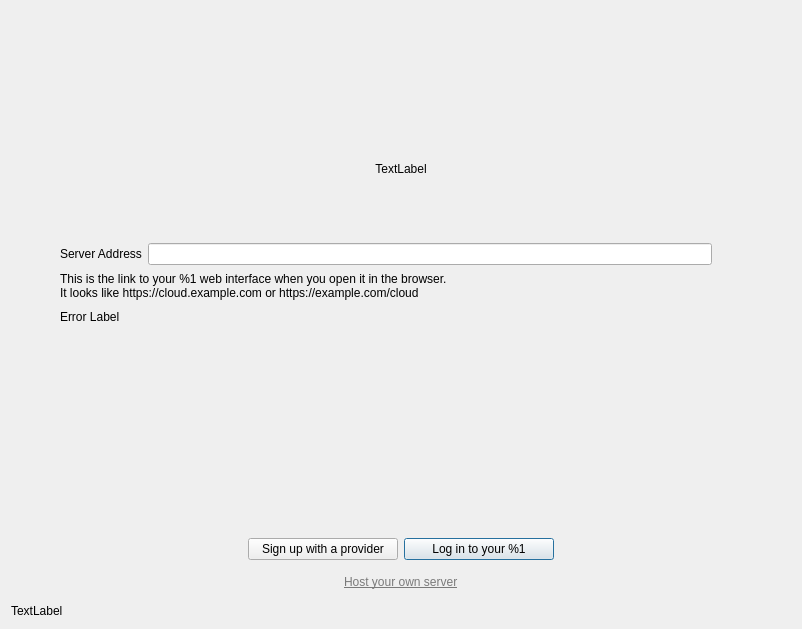
Qt form src/gui/wizard/owncloudsetupnocredspage.ui (nextcloud/desktop) before a commit.
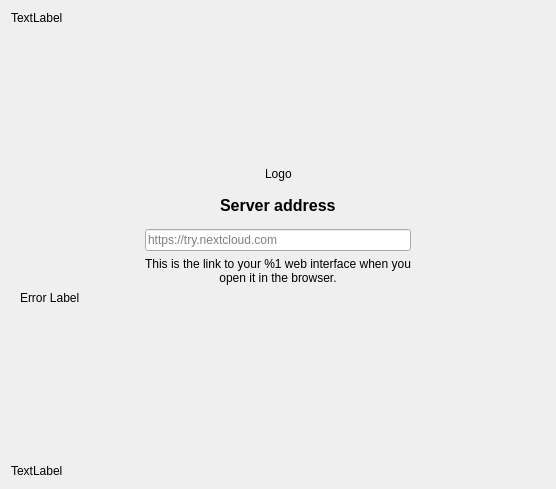
The same form after that commit. Custom widgets are drawn as their Qt base class.

What changed in the file:
```diff
--- a/src/gui/wizard/owncloudsetupnocredspage.ui
+++ b/src/gui/wizard/owncloudsetupnocredspage.ui
@@ -6,12 +6,12 @@
    <rect>
     <x>0</x>
     <y>0</y>
-    <width>802</width>
-    <height>629</height>
+    <width>556</width>
+    <height>489</height>
    </rect>
   </property>
   <property name="sizePolicy">
-   <sizepolicy hsizetype="Preferred" vsizetype="Maximum">
+   <sizepolicy hsizetype="Preferred" vsizetype="Preferred">
     <horstretch>0</horstretch>
     <verstretch>0</verstretch>
    </sizepolicy>
@@ -26,103 +26,85 @@
    <string notr="true"/>
   </property>
   <layout class="QVBoxLayout" name="verticalLayout_2">
-   <item>
-    <spacer name="verticalSpacer_5">
-     <property name="orientation">
-      <enum>Qt::Vertical</enum>
-     </property>
-     <property name="sizeType">
-      <enum>QSizePolicy::MinimumExpanding</enum>
-     </property>
-     <property name="sizeHint" stdset="0">
-      <size>
-       <width>20</width>
-       <height>20</height>
-      </size>
-     </property>
-    </spacer>
-   </item>
    <item>
     <widget class="QLabel" name="topLabel">
-     <property name="sizePolicy">
-      <sizepolicy hsizetype="Preferred" vsizetype="Fixed">
-       <horstretch>0</horstretch>
-       <verstretch>0</verstretch>
-      </sizepolicy>
-     </property>
      <property name="text">
-      <string notr="true">TextLabel</string>
-     </property>
-     <property name="textFormat">
-      <enum>Qt::RichText</enum>
-     </property>
-     <property name="alignment">
-      <set>Qt::AlignCenter</set>
-     </property>
-     <property name="wordWrap">
-      <bool>true</bool>
+      <string>TextLabel</string>
      </property>
     </widget>
    </item>
    <item>
-    <layout class="QHBoxLayout" name="horizontalLayout_9">
+    <spacer name="verticalSpacer">
+     <property name="orientation">
+      <enum>Qt::Vertical</enum>
+     </property>
+     <property name="sizeType">
+      <enum>QSizePolicy::Expanding</enum>
+     </property>
+     <property name="sizeHint" stdset="0">
+      <size>
+       <width>20</width>
+       <height>80</height>
+      </size>
+     </property>
+    </spacer>
+   </item>
+   <item>
+    <layout class="QHBoxLayout" name="horizontalLayout_4">
+     <property name="topMargin">
+      <number>0</number>
+     </property>
      <item>
-      <widget class="QPushButton" name="prevButton">
-       <property name="minimumSize">
+      <spacer name="horizontalSpacer_3">
+       <property name="orientation">
+        <enum>Qt::Horizontal</enum>
+       </property>
+       <property name="sizeHint" stdset="0">
         <size>
-         <width>40</width>
+         <width>0</width>
          <height>0</height>
         </size>
        </property>
-       <property name="maximumSize">
-        <size>
-         <width>40</width>
-         <height>16777215</height>
-        </size>
-       </property>
-       <property name="text">
-        <string/>
-       </property>
-       <property name="flat">
-        <bool>true</bool>
-       </property>
-      </widget>
+      </spacer>
      </item>
      <item>
-      <widget class="OCC::SlideShow" name="slideShow" native="true">
-       <property name="font">
-        <font>
-         <pointsize>12</pointsize>
-         <weight>75</weight>
-         <bold>true</bold>
-        </font>
+      <widget class="QLabel" name="logoLabel">
+       <property name="text">
+        <string>Logo</string>
        </property>
       </widget>
      </item>
      <item>
-      <widget class="QPushButton" name="nextButton">
-       <property name="minimumSize">
+      <spacer name="horizontalSpacer_4">
+       <property name="orientation">
+        <enum>Qt::Horizontal</enum>
+       </property>
+       <property name="sizeHint" stdset="0">
         <size>
-         <width>40</width>
+         <width>0</width>
          <height>0</height>
         </size>
        </property>
-       <property name="maximumSize">
-        <size>
-         <width>40</width>
-         <height>16777215</height>
-        </size>
-       </property>
-       <property name="text">
-        <string/>
-       </property>
-       <property name="flat">
-        <bool>true</bool>
-       </property>
-      </widget>
+      </spacer>
      </item>
     </layout>
    </item>
+   <item>
+    <spacer name="verticalSpacer_5">
+     <property name="orientation">
+      <enum>Qt::Vertical</enum>
+     </property>
+     <property name="sizeType">
+      <enum>QSizePolicy::Minimum</enum>
+     </property>
+     <property name="sizeHint" stdset="0">
+      <size>
+       <width>0</width>
+       <height>0</height>
+      </size>
+     </property>
+    </spacer>
+   </item>
    <item>
     <widget class="QWidget" name="login" native="true">
      <property name="sizePolicy">
@@ -143,38 +125,28 @@
      <layout class="QHBoxLayout" name="horizontalLayout_2">
       <item>
        <layout class="QHBoxLayout" name="serverBox">
+        <property name="spacing">
+         <number>0</number>
+        </property>
         <property name="sizeConstraint">
          <enum>QLayout::SetDefaultConstraint</enum>
         </property>
-        <item>
-         <spacer name="horizontalSpacer">
-          <property name="orientation">
-           <enum>Qt::Horizontal</enum>
-          </property>
-          <property name="sizeType">
-           <enum>QSizePolicy::Preferred</enum>
-          </property>
-          <property name="sizeHint" stdset="0">
-           <size>
-            <width>40</width>
-            <height>0</height>
-           </size>
-          </property>
-         </spacer>
-        </item>
         <item>
          <layout class="QVBoxLayout" name="verticalLayout">
+          <property name="spacing">
+           <number>6</number>
+          </property>
           <item>
            <spacer name="verticalSpacer_2">
             <property name="orientation">
              <enum>Qt::Vertical</enum>
             </property>
             <property name="sizeType">
-             <enum>QSizePolicy::MinimumExpanding</enum>
+             <enum>QSizePolicy::Minimum</enum>
             </property>
             <property name="sizeHint" stdset="0">
              <size>
-              <width>20</width>
+              <width>0</width>
               <height>0</height>
              </size>
             </property>
@@ -182,16 +154,33 @@
           </item>
           <item>
            <layout class="QHBoxLayout" name="horizontalLayout">
+            <property name="topMargin">
+             <number>0</number>
+            </property>
             <item>
-             <widget class="QLabel" name="label_2">
-              <property name="sizePolicy">
-               <sizepolicy hsizetype="Preferred" vsizetype="Ignored">
-                <horstretch>0</horstretch>
-                <verstretch>0</verstretch>
-               </sizepolicy>
+             <spacer name="horizontalSpacer_7">
+              <property name="orientation">
+               <enum>Qt::Horizontal</enum>
+              </property>
+              <property name="sizeHint" stdset="0">
+               <size>
+                <width>0</width>
+                <height>0</height>
+               </size>
+              </property>
+             </spacer>
+            </item>
+            <item>
+             <widget class="QLabel" name="serverAddressLabel">
+              <property name="font">
+               <font>
+                <pointsize>12</pointsize>
+                <weight>75</weight>
+                <bold>true</bold>
+               </font>
               </property>
               <property name="text">
-               <string>Server Address</string>
+               <string>Server address</string>
               </property>
               <property name="buddy">
                <cstring>leUrl</cstring>
@@ -199,56 +188,107 @@
              </widget>
             </item>
             <item>
-             <widget class="OCC::PostfixLineEdit" name="leUrl">
-              <property name="sizePolicy">
-               <sizepolicy hsizetype="Expanding" vsizetype="Fixed">
-                <horstretch>0</horstretch>
-                <verstretch>0</verstretch>
-               </sizepolicy>
+             <spacer name="horizontalSpacer_8">
+              <property name="orientation">
+               <enum>Qt::Horizontal</enum>
               </property>
-              <property name="placeholderText">
-               <string notr="true"/>
+              <property name="sizeHint" stdset="0">
+               <size>
+                <width>0</width>
+                <height>0</height>
+               </size>
               </property>
-             </widget>
+             </spacer>
             </item>
+           </layout>
+          </item>
+          <item>
+           <layout class="QHBoxLayout" name="horizontalLayout_5">
+            <property name="topMargin">
+             <number>0</number>
+            </property>
             <item>
-             <layout class="QHBoxLayout" name="resultLayout">
-              <property name="spacing">
+             <spacer name="horizontalSpacer_2">
+              <property name="orientation">
+               <enum>Qt::Horizontal</enum>
+              </property>
+              <property name="sizeType">
+               <enum>QSizePolicy::Expanding</enum>
+              </property>
+              <property name="sizeHint" stdset="0">
+               <size>
+                <width>80</width>
+                <height>0</height>
+               </size>
+              </property>
+             </spacer>
+            </item>
+            <item>
+             <layout class="QVBoxLayout" name="verticalLayout_5">
+              <property name="topMargin">
+               <number>8</number>
+              </property>
+              <property name="rightMargin">
                <number>0</number>
               </property>
+              <item>
+               <widget class="OCC::PostfixLineEdit" name="leUrl">
+                <property name="sizePolicy">
+                 <sizepolicy hsizetype="Minimum" vsizetype="Fixed">
+                  <horstretch>0</horstretch>
+                  <verstretch>0</verstretch>
+                 </sizepolicy>
+                </property>
+                <property name="minimumSize">
+                 <size>
+                  <width>200</width>
+                  <height>0</height>
+                 </size>
+                </property>
+                <property name="placeholderText">
+                 <string notr="true">https://try.nextcloud.com</string>
+                </property>
+               </widget>
+              </item>
+              <item>
+               <widget class="QLabel" name="serverAddressDescriptionLabel">
+                <property name="sizePolicy">
+                 <sizepolicy hsizetype="Preferred" vsizetype="Preferred">
+                  <horstretch>0</horstretch>
+                  <verstretch>0</verstretch>
+                 </sizepolicy>
+                </property>
+                <property name="text">
+                 <string>This is the link to your %1 web interface when you open it in the browser.</string>
+                </property>
+                <property name="alignment">
+                 <set>Qt::AlignCenter</set>
+                </property>
+                <property name="wordWrap">
+                 <bool>true</bool>
+                </property>
+               </widget>
+              </item>
              </layout>
             </item>
             <item>
-             <widget class="QLabel" name="urlLabel">
-              <property name="sizePolicy">
-               <sizepolicy hsizetype="Fixed" vsizetype="Fixed">
-                <horstretch>0</horstretch>
-                <verstretch>0</verstretch>
-               </sizepolicy>
+             <spacer name="horizontalSpacer">
+              <property name="orientation">
+               <enum>Qt::Horizontal</enum>
               </property>
-              <property name="minimumSize">
+              <property name="sizeType">
+               <enum>QSizePolicy::Expanding</enum>
+              </property>
+              <property name="sizeHint" stdset="0">
                <size>
-                <width>24</width>
-                <height>24</height>
+                <width>80</width>
+                <height>0</height>
                </size>
               </property>
-              <property name="text">
-               <string/>
-              </property>
-             </widget>
+             </spacer>
             </item>
            </layout>
           </item>
-          <item>
-           <widget class="QLabel" name="addressDescriptionLabel">
-            <property name="text">
-             <string>This is the link to your %1 web interface when you open it in the browser.&lt;br/&gt;It looks like https://cloud.example.com or https://example.com/cloud</string>
-            </property>
-            <property name="wordWrap">
-             <bool>true</bool>
-            </property>
-           </widget>
-          </item>
           <item>
            <widget class="QLabel" name="errorLabel">
             <property name="sizePolicy">
@@ -278,7 +318,7 @@
             </property>
             <property name="sizeHint" stdset="0">
              <size>
-              <width>20</width>
+              <width>0</width>
               <height>0</height>
              </size>
             </property>
@@ -286,22 +326,6 @@
           </item>
          </layout>
         </item>
-        <item>
-         <spacer name="horizontalSpacer_2">
-          <property name="orientation">
-           <enum>Qt::Horizontal</enum>
-          </property>
-          <property name="sizeType">
-           <enum>QSizePolicy::Preferred</enum>
-          </property>
-          <property name="sizeHint" stdset="0">
-           <size>
-            <width>40</width>
-            <height>0</height>
-           </size>
-          </property>
-         </spacer>
-        </item>
        </layout>
       </item>
      </layout>
@@ -317,163 +341,26 @@
      </property>
      <property name="sizeHint" stdset="0">
       <size>
-       <width>20</width>
-       <height>20</height>
+       <width>0</width>
+       <height>0</height>
       </size>
      </property>
     </spacer>
    </item>
    <item>
-    <layout class="QHBoxLayout" name="buttons" stretch="0,0,0,0">
-     <property name="spacing">
-      <number>6</number>
+    <widget class="QLabel" name="bottomLabel">
+     <property name="text">
+      <string>TextLabel</string>
      </property>
-     <property name="topMargin">
-      <number>20</number>
-     </property>
-     <item>
-      <spacer name="horizontalSpacer_3">
-       <property name="orientation">
-        <enum>Qt::Horizontal</enum>
-       </property>
-       <property name="sizeHint" stdset="0">
-        <size>
-         <width>40</width>
-         <height>20</height>
-        </size>
-       </property>
-      </spacer>
-     </item>
-     <item>
-      <widget class="QPushButton" name="createAccountButton">
-       <property name="minimumSize">
-        <size>
-         <width>150</width>
-         <height>0</height>
-        </size>
-       </property>
-       <property name="autoFillBackground">
-        <bool>false</bool>
-       </property>
-       <property name="text">
-        <string>Sign up with a provider</string>
-       </property>
-       <property name="default">
-        <bool>false</bool>
-       </property>
-      </widget>
-     </item>
-     <item>
-      <widget class="QPushButton" name="loginButton">
-       <property name="sizePolicy">
-        <sizepolicy hsizetype="Minimum" vsizetype="Fixed">
-         <horstretch>0</horstretch>
-         <verstretch>0</verstretch>
-        </sizepolicy>
-       </property>
-       <property name="minimumSize">
-        <size>
-         <width>150</width>
-         <height>0</height>
-        </size>
-       </property>
-       <property name="text">
-        <string>Log in to your %1</string>
-       </property>
-       <property name="autoDefault">
-        <bool>false</bool>
-       </property>
-       <property name="default">
-        <bool>true</bool>
-       </property>
-       <property name="flat">
-        <bool>false</bool>
-       </property>
-      </widget>
-     </item>
-     <item>
-      <spacer name="horizontalSpacer_4">
-       <property name="orientation">
-        <enum>Qt::Horizontal</enum>
-       </property>
-       <property name="sizeHint" stdset="0">
-        <size>
-         <width>40</width>
-         <height>20</height>
-        </size>
-       </property>
-      </spacer>
-     </item>
-    </layout>
+    </widget>
    </item>
    <item>
     <layout class="QHBoxLayout" name="horizontalLayout_3">
      <property name="bottomMargin">
       <number>0</number>
      </property>
-     <item>
-      <spacer name="horizontalSpacer_6">
-       <property name="orientation">
-        <enum>Qt::Horizontal</enum>
-       </property>
-       <property name="sizeHint" stdset="0">
-        <size>
-         <width>40</width>
-         <height>20</height>
-        </size>
-       </property>
-      </spacer>
-     </item>
-     <item>
-      <widget class="QWidget" name="widget" native="true">
-       <layout class="QVBoxLayout" name="verticalLayout_3">
-        <item>
-         <widget class="QLabel" name="installLink">
-          <property name="text">
-           <string notr="true">&lt;a href=&quot;https://docs.nextcloud.com/server/latest/admin_manual/installation/#installation&quot;&gt;&lt;span style=&quot; text-decoration: underline; color:#7a7a7a;&quot;&gt;Host your own server&lt;/span&gt;&lt;/a&gt;</string>
-          </property>
-          <property name="openExternalLinks">
-           <bool>true</bool>
-          </property>
-          <property name="textInteractionFlags">
-           <set>Qt::LinksAccessibleByKeyboard|Qt::LinksAccessibleByMouse</set>
-          </property>
-         </widget>
-        </item>
-       </layout>
-      </widget>
-     </item>
-     <item>
-      <spacer name="horizontalSpacer_5">
-       <property name="orientation">
-        <enum>Qt::Horizontal</enum>
-       </property>
-       <property name="sizeHint" stdset="0">
-        <size>
-         <width>40</width>
-         <height>20</height>
-        </size>
-       </property>
-      </spacer>
-     </item>
     </layout>
    </item>
-   <item>
-    <widget class="QLabel" name="bottomLabel">
-     <property name="minimumSize">
-      <size>
-       <width>0</width>
-       <height>0</height>
-      </size>
-     </property>
-     <property name="text">
-      <string notr="true">TextLabel</string>
-     </property>
-     <property name="textFormat">
-      <enum>Qt::RichText</enum>
-     </property>
-    </widget>
-   </item>
   </layout>
  </widget>
  <customwidgets>
@@ -482,11 +369,6 @@
    <extends>QLineEdit</extends>
    <header>wizard/postfixlineedit.h</header>
   </customwidget>
-  <customwidget>
-   <class>OCC::SlideShow</class>
-   <extends>QWidget</extends>
-   <header>wizard/slideshow.h</header>
-  </customwidget>
  </customwidgets>
  <resources/>
  <connections/>
```
Left out of the diff: 6 changed lines with no effect on the pictures.
